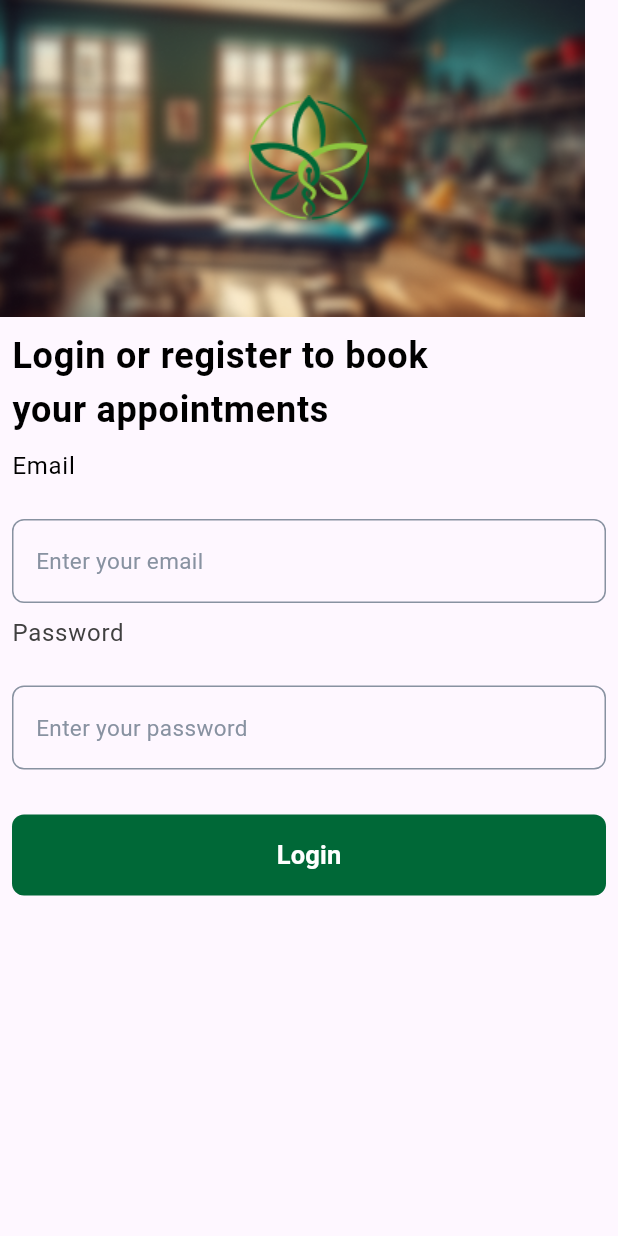
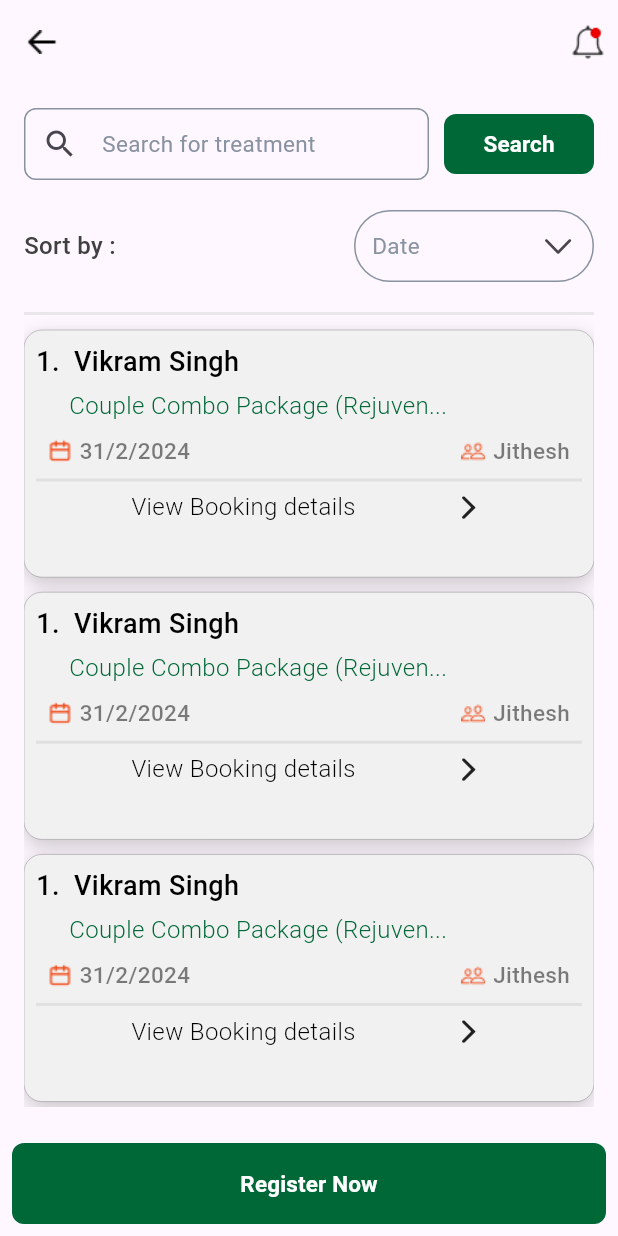
Before and after one commit to rashidk-mohd/ayurvadic, a Flutter app: the screen it shows after launch, after a tap on "Login", on a phone screen of 412 x 824 dp. Run offline on Flutter 3.47's test engine with Material 3 defaults, Android fonts, the phone set to English and light mode, and no system bars.

Commit message:
home_screen UI implimentation

```diff
--- a/lib/common/botton_widget.dart
+++ b/lib/common/botton_widget.dart
@@ -9,6 +9,8 @@ class ButtonWidget extends StatelessWidget {
   final Color? titleColor;
   final Color borderColor;
   final double fontSize;
+  final double? buttonWidth;
+  final double? buttonHeigth;
 
   const ButtonWidget({
     super.key,
@@ -19,6 +21,8 @@ class ButtonWidget extends StatelessWidget {
     this.titleColor = Colors.white,
     this.borderColor = Colors.transparent,
     this.fontSize = 15,
+    this.buttonHeigth,
+    this.buttonWidth
   });
 
   @override
@@ -34,7 +38,7 @@ class ButtonWidget extends StatelessWidget {
           borderRadius: BorderRadius.circular(8),
         ),
         backgroundColor: buttonColor,
-        minimumSize: Size(screenWidth(context), 54),
+        minimumSize: Size(buttonWidth??54, buttonHeigth??54),
       ),
       onPressed: onPressed,
       child: isLoading
--- a/lib/common/common_textfield.dart
+++ b/lib/common/common_textfield.dart
@@ -5,6 +5,7 @@ class CustomTextField extends StatelessWidget {
   final String title;
   final String hintText;
   final Widget? iconWidget;
+  final Widget? suffixWidget;
   final TextEditingController? controller;
   final FormFieldValidator<String>? validator;
   final bool isObscured;
@@ -14,6 +15,7 @@ class CustomTextField extends StatelessWidget {
   final bool digitOnly;
   final bool fillcolor;
   final int? lines;
+  final double? borderRadius;
   final void Function(String)? onChanged;
 
   const CustomTextField({
@@ -31,18 +33,13 @@ class CustomTextField extends StatelessWidget {
     this.fillcolor = false,
     this.lines,
     this.onChanged,
+    this.suffixWidget,
+    this.borderRadius
   });
 
   @override
   Widget build(BuildContext context) {
-    return Column(
-      crossAxisAlignment: CrossAxisAlignment.start,
-      children: [
-        Text(
-          hintText,
-          style: const TextStyle(fontSize: 14, fontWeight: FontWeight.bold),
-        ),
-        const SizedBox(height: 2),
+    return
         TextFormField(
           maxLines: lines,
           inputFormatters:
@@ -63,28 +60,29 @@ class CustomTextField extends StatelessWidget {
                   color: const Color(0xff8892A1),
                   fontSize: 15,
                 ),
-            suffixIcon: iconWidget,
+            prefixIcon: iconWidget,
+            suffixIcon: suffixWidget,
             enabledBorder: OutlineInputBorder(
                 borderSide: const BorderSide(
                   color: Color(0xff8892A1),
                 ),
-                borderRadius: BorderRadius.circular(8)),
+                borderRadius: BorderRadius.circular(borderRadius??8)),
             border: OutlineInputBorder(
                 borderSide: const BorderSide(
                   color: Color(0xff8892A1),
                 ),
-                borderRadius: BorderRadius.circular(8)),
+                borderRadius: BorderRadius.circular(borderRadius??8)),
             focusedBorder: OutlineInputBorder(
                 borderSide: const BorderSide(
                   color: Color(0xff8892A1),
                 ),
-                borderRadius: BorderRadius.circular(8)),
+                borderRadius: BorderRadius.circular(borderRadius??8)),
             errorBorder: OutlineInputBorder(
                 borderSide: const BorderSide(color: Colors.red),
-                borderRadius: BorderRadius.circular(8)),
+                borderRadius: BorderRadius.circular(borderRadius??8)),
+                 contentPadding:const EdgeInsets.symmetric(vertical: 8, horizontal: 8),
           ),
-        ),
-      ],
+
     );
   }
 }
--- a/lib/contants/color_constents.dart
+++ b/lib/contants/color_constents.dart
@@ -4,6 +4,8 @@ class ColorConstents {
   static const textcolor=Color(0xff000000);
   static const textcolor2=Color(0xff404040);
   static const colorWhite=Colors.white;
+  static const colorWhite2=Color(0xffFFFFFF);
+  static const colorGrey=Colors.grey;
   static const buttonColor=Color(0xff006837);
 
 }
--- a/lib/contants/path_constsnts.dart
+++ b/lib/contants/path_constsnts.dart
@@ -3,4 +3,9 @@ class PathConstsnts {
  static const spalshimage="assets/images/splash_img.png" ;
  static const loginBgimg="assets/images/login_bg_img.png" ;
  static const ayurvadicLogo="assets/images/ayuvadic_icon.png" ;
+//  icons
+static const backarrow="assets/icons/back_arrow.png";
+static const notificationicon="assets/icons/notification_icon.png";
+static const person="assets/icons/person.png";
+static const calender="assets/icons/calender_icon.png";
 }
--- /dev/null
+++ b/lib/contants/routes_const.dart
@@ -0,0 +1,4 @@
+class Routes{
+static const String splash = '/splash';
+static const String home = '/home';
+}
--- a/lib/features/auth/screens/login_screen.dart
+++ b/lib/features/auth/screens/login_screen.dart
@@ -1,8 +1,10 @@
 import 'package:ayurvadic/common/botton_widget.dart';
 import 'package:ayurvadic/common/common_textfield.dart';
 import 'package:ayurvadic/contants/color_constents.dart';
+import 'package:ayurvadic/contants/routes_const.dart';
 import 'package:ayurvadic/features/auth/widgets/app_logo_widget.dart';
 import 'package:ayurvadic/features/auth/widgets/privacy_policy.dart';
+import 'package:ayurvadic/features/home/screen/home_screen.dart';
 import 'package:flutter/material.dart';
 
 class LoginScreen extends StatelessWidget {
@@ -15,7 +17,7 @@ class LoginScreen extends StatelessWidget {
         children: [
           const AppLogoWidget(),
           Padding(
-            padding: const EdgeInsets.only(left: 8, top: 8),
+            padding: const EdgeInsets.only(left: 12, top: 12),
             child: Text(
               "Login or register to book",
               style: Theme.of(context).textTheme.bodyLarge?.copyWith(
@@ -25,9 +27,9 @@ class LoginScreen extends StatelessWidget {
             ),
           ),
           Padding(
-            padding: const EdgeInsets.only(left: 8, bottom: 8),
+            padding: const EdgeInsets.only(left: 12, bottom: 8),
             child: Text(
-              "your appointments",
+              "Your appointments",
               style: Theme.of(context).textTheme.bodyLarge?.copyWith(
                   fontSize: 24,
                   fontWeight: FontWeight.w600,
@@ -35,7 +37,7 @@ class LoginScreen extends StatelessWidget {
             ),
           ),
           Padding(
-            padding: const EdgeInsets.only(left: 8),
+            padding: const EdgeInsets.only(left: 12),
             child: Text(
               "Email",
               style: Theme.of(context).textTheme.bodyLarge?.copyWith(
@@ -45,13 +47,13 @@ class LoginScreen extends StatelessWidget {
             ),
           ),
           const Padding(
-            padding: EdgeInsets.only(left: 8, right: 8, bottom: 8),
+            padding: EdgeInsets.only(left: 12, right: 12, bottom: 30),
             child: CustomTextField(
               title: "Enter your email",
             ),
           ),
           Padding(
-            padding: const EdgeInsets.only(left: 8),
+            padding: const EdgeInsets.only(left: 12),
             child: Text(
               "Password",
               style: Theme.of(context).textTheme.bodyLarge?.copyWith(
@@ -60,17 +62,19 @@ class LoginScreen extends StatelessWidget {
                   color: ColorConstents.textcolor2),
             ),
           ),
-          const Padding(
-            padding: EdgeInsets.only(left: 8, right: 8),
+           Padding(
+            padding: EdgeInsets.only(left: 12, right: 12, bottom: 50),
             child: CustomTextField(
               title: "Enter your password",
             ),
           ),
           Padding(
-            padding:const  EdgeInsets.only(left: 8, right: 8,top:  30),
+            padding: const EdgeInsets.only(left: 12, right: 12, top: 30),
             child: ButtonWidget(
               title: "Login",
-              onPressed: () {},
+              onPressed: () {
+                Navigator.of(context).pushReplacementNamed(Routes.home);
+              },
               titleColor: Colors.white,
               fontSize: 17,
               buttonColor: ColorConstents.buttonColor,
--- /dev/null
+++ b/lib/features/home/screen/home_screen.dart
@@ -0,0 +1,71 @@
+import 'package:ayurvadic/common/botton_widget.dart';
+import 'package:ayurvadic/common/common_textfield.dart';
+import 'package:ayurvadic/contants/color_constents.dart';
+import 'package:ayurvadic/contants/path_constsnts.dart';
+import 'package:ayurvadic/features/home/widgets/home_content_card.dart';
+import 'package:ayurvadic/features/home/widgets/search_widget.dart';
+import 'package:ayurvadic/features/home/widgets/sorting_widget.dart';
+import 'package:flutter/cupertino.dart';
+import 'package:flutter/material.dart';
+
+class HomeScreen extends StatelessWidget {
+  const HomeScreen({super.key});
+
+  @override
+  Widget build(BuildContext context) {
+    return Scaffold(
+      appBar: AppBar(
+        leading: Padding(
+          padding: const EdgeInsets.all(8.0),
+          child: Image.asset(
+            PathConstsnts.backarrow,
+            height: 24,
+            width: 24,
+          ),
+        ),
+        actions: [
+          Padding(
+            padding: const EdgeInsets.all(8.0),
+            child: Image.asset(
+              PathConstsnts.notificationicon,
+              height: 24,
+              width: 24,
+            ),
+          ),
+        ],
+      ),
+      body: Padding(
+        padding: const EdgeInsets.all(16.0),
+        child: Column(
+          crossAxisAlignment: CrossAxisAlignment.start,
+          children: [
+            const SearchWidget(),
+            const SortingWidget(),
+            const SizedBox(
+              height: 20,
+            ),
+            Container(
+              width: double.infinity,
+              height: 2,
+              color: ColorConstents.colorGrey.withOpacity(0.2),
+            ),
+            Expanded(
+              child: ListView.builder(
+                itemCount: 10,
+                itemBuilder: (context, index) => const HomeContentCard(),
+              ),
+            )
+          ],
+        ),
+      ),
+      bottomNavigationBar: Padding(
+        padding: const EdgeInsets.all(8.0),
+        child: ButtonWidget(
+          title: "Register Now",
+          onPressed: () {},
+          buttonColor: ColorConstents.buttonColor,
+        ),
+      ),
+    );
+  }
+}
--- /dev/null
+++ b/lib/features/home/widgets/content_icon_widget.dart
@@ -0,0 +1,28 @@
+import 'package:ayurvadic/contants/color_constents.dart';
+import 'package:flutter/material.dart';
+
+class ContentIconWidget extends StatelessWidget {
+  const ContentIconWidget({
+    super.key,
+    required this.path,
+    required this.text
+  });
+final String? path;
+final String? text;
+  @override
+  Widget build(BuildContext context) {
+    return Row(
+      children: [
+        Image.asset(path!),
+       const SizedBox(width: 5,),
+        Text(
+          "$text",
+          style: TextStyle(
+              fontSize: 15,
+              fontWeight: FontWeight.w500,
+              color: ColorConstents.textcolor.withOpacity(0.5)),
+        )
+      ],
+    );
+  }
+}
--- /dev/null
+++ b/lib/features/home/widgets/home_content_card.dart
@@ -0,0 +1,98 @@
+import 'package:ayurvadic/contants/color_constents.dart';
+import 'package:ayurvadic/contants/path_constsnts.dart';
+import 'package:ayurvadic/core/app_responsive.dart';
+import 'package:ayurvadic/features/home/widgets/content_icon_widget.dart';
+import 'package:flutter/cupertino.dart';
+import 'package:flutter/material.dart';
+
+class HomeContentCard extends StatelessWidget {
+  const HomeContentCard({super.key});
+
+  @override
+  Widget build(BuildContext context) {
+    return Padding(
+      padding: const EdgeInsets.only(top: 10),
+      child: Container(
+        width: screenWidth(context) * 0.9,
+        height: screenHeigth(context) * 0.2,
+        decoration: BoxDecoration(
+          color: const Color(0xffF1F1F1),
+          border: Border.all(
+            width: 0,
+            color: ColorConstents.textcolor.withOpacity(0.2),
+          ),
+          borderRadius: BorderRadius.circular(12),
+          boxShadow: [
+            BoxShadow(
+              color: ColorConstents.textcolor.withOpacity(0.2),
+              blurRadius: 10,
+              offset: const Offset(0, 4),
+            ),
+          ],
+        ),
+        child: Padding(
+          padding: const EdgeInsets.all(8.0),
+          child: Column(
+            crossAxisAlignment: CrossAxisAlignment.start,
+            children: [
+              const Text(
+                "1.  Vikram Singh",
+                style: TextStyle(
+                    fontSize: 18,
+                    fontWeight: FontWeight.w500,
+                    color: ColorConstents.textcolor),
+              ),
+              const Padding(
+                padding: EdgeInsets.only(left: 22, top: 5),
+                child: Text(
+                  "Couple Combo Package (Rejuven...",
+                  style: TextStyle(
+                      fontSize: 16,
+                      fontWeight: FontWeight.w300,
+                      color: ColorConstents.buttonColor),
+                ),
+              ),
+              const Padding(
+                padding: EdgeInsets.all(8.0),
+                child: Row(
+                  mainAxisAlignment: MainAxisAlignment.spaceBetween,
+                  children: [
+                    ContentIconWidget(
+                      path: PathConstsnts.calender,
+                      text: "31/2/2024",
+                    ),
+                    ContentIconWidget(
+                      path: PathConstsnts.person,
+                      text: "Jithesh",
+                    ),
+                  ],
+                ),
+              ),
+              Container(
+                width: double.infinity,
+                height: 2,
+                color: ColorConstents.colorGrey.withOpacity(0.2),
+              ),
+             const Padding(
+                padding: const EdgeInsets.only(top: 5),
+                child: Row(
+                  mainAxisAlignment: MainAxisAlignment.spaceEvenly,
+                  children: [
+                    const Text(
+                      "View Booking details",
+                      style: TextStyle(
+                          fontSize: 16,
+                          fontWeight: FontWeight.w300,
+                          color: ColorConstents.textcolor),
+                    ),
+                    const Icon(CupertinoIcons.chevron_forward),
+                  ],
+                ),
+              ),
+            ],
+          ),
+        ),
+      ),
+    );
+  }
+}
--- /dev/null
+++ b/lib/features/home/widgets/search_widget.dart
@@ -0,0 +1,33 @@
+import 'package:ayurvadic/common/botton_widget.dart';
+import 'package:ayurvadic/common/common_textfield.dart';
+import 'package:ayurvadic/contants/color_constents.dart';
+import 'package:flutter/material.dart';
+
+class SearchWidget extends StatelessWidget {
+  const SearchWidget({
+    super.key,
+  });
+
+  @override
+  Widget build(BuildContext context) {
+    return Row(
+      children: [
+        const Expanded(
+          flex: 3,
+          child: CustomTextField(
+            iconWidget:Icon(Icons.search) ,
+            title: "Search for treatment",
+          ),
+        ),
+        const SizedBox(width: 10),
+        ButtonWidget(
+          buttonHeigth: 40, // Adjust height
+          buttonWidth: 100, // Adjust width
+          buttonColor: ColorConstents.buttonColor,
+          title: "Search",
+          onPressed: () {},
+        ),
+      ],
+    );
+  }
+}
--- /dev/null
+++ b/lib/features/home/widgets/sorting_widget.dart
@@ -0,0 +1,37 @@
+import 'package:ayurvadic/common/common_textfield.dart';
+import 'package:ayurvadic/contants/color_constents.dart';
+import 'package:flutter/cupertino.dart';
+import 'package:flutter/material.dart';
+
+class SortingWidget extends StatelessWidget {
+  const SortingWidget({
+    super.key,
+  });
+
+  @override
+  Widget build(BuildContext context) {
+    return Padding(
+      padding: const EdgeInsets.only(top: 20),
+      child: Row(
+        mainAxisAlignment: MainAxisAlignment.spaceBetween,
+        children: [
+          Text(
+            "Sort by :",
+            style: Theme.of(context).textTheme.bodyMedium!.copyWith(
+                fontSize: 16,
+                fontWeight: FontWeight.w500,
+                color: ColorConstents.textcolor2),
+          ),
+          const SizedBox(
+            width: 160,
+            child: CustomTextField(
+              borderRadius: 30,
+              title: "Date",
+              suffixWidget: Icon(CupertinoIcons.chevron_down),
+            ),
+          )
+        ],
+      ),
+    );
+  }
+}
--- a/lib/main.dart
+++ b/lib/main.dart
@@ -1,5 +1,6 @@
 import 'package:ayurvadic/features/auth/screens/login_screen.dart';
-import 'package:ayurvadic/features/splash/screens/splash_screen.dart';
+import 'package:ayurvadic/features/home/screen/home_screen.dart';
+import 'package:ayurvadic/routes/route.dart';
 import 'package:flutter/material.dart';
 
 void main() {
@@ -11,6 +12,7 @@ class MyApp extends StatelessWidget {
   @override
   Widget build(BuildContext context) {
     return MaterialApp(
+      debugShowCheckedModeBanner: false,
       title: 'Flutter Demo',
       theme: ThemeData(
 
@@ -18,6 +20,7 @@ class MyApp extends StatelessWidget {
         useMaterial3: true,
       ),
       home: const LoginScreen(),
+      onGenerateRoute:RouteGenerator.generateRoute ,
     );
   }
 }
--- /dev/null
+++ b/lib/routes/route.dart
@@ -0,0 +1,29 @@
+import 'package:ayurvadic/contants/routes_const.dart';
+import 'package:ayurvadic/features/home/screen/home_screen.dart';
+import 'package:ayurvadic/features/splash/screens/splash_screen.dart';
+import 'package:flutter/material.dart';
+
+class RouteGenerator {
+  static Route<dynamic> generateRoute(RouteSettings settings) {
+    switch (settings.name) {
+      case Routes.splash:
+        return MaterialPageRoute(
+          builder: (context) => const SplashScreen(),
+        );
+      case Routes.home:
+        return MaterialPageRoute(
+          builder: (context) => const HomeScreen(),
+        );
+
+      default:
+        return _errorRoute();
+    }
+  }
+
+  static Route<dynamic> _errorRoute() => MaterialPageRoute(builder: (_) {
+        return Scaffold(
+          appBar: AppBar(title: const Text('Error')),
+          body: const Center(child: Text('OOpss')),
+        );
+      });
+}
```
Also changed, not shown: assets/icons/back_arrow.png (added), assets/icons/calender_icon.png (added), assets/icons/notification_icon.png (added), assets/icons/person.png (added).
